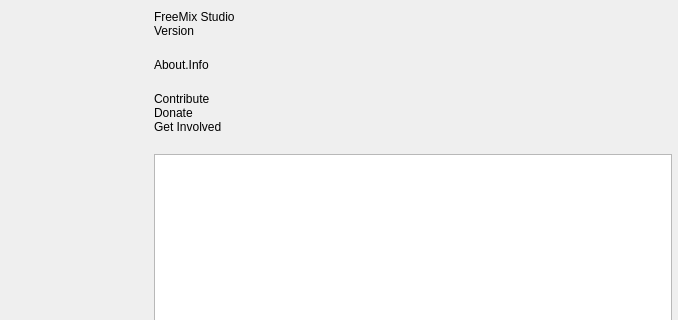
First picture: the form in motor/frontend/forms/OBSAbout.ui, repository eddysangalli/3Mix, before the edit; both pictures show x 162 to 840 and y 0 to 320 of the 840 by 519 pixel window.
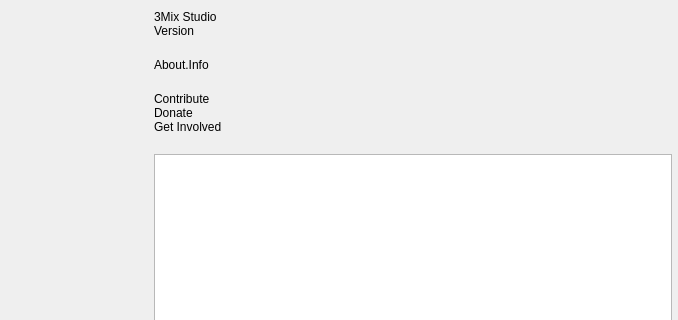
Second picture: the form after the edit. Icons and pictures are not drawn. Custom widgets are drawn as their Qt base class.

Diff of the .ui file:
```diff
--- a/motor/frontend/forms/OBSAbout.ui
+++ b/motor/frontend/forms/OBSAbout.ui
@@ -76,7 +76,7 @@
        <item>
         <widget class="QLabel" name="name">
          <property name="text">
-          <string notr="true">FreeMix Studio</string>
+          <string notr="true">3Mix Studio</string>
          </property>
         </widget>
        </item>
```
